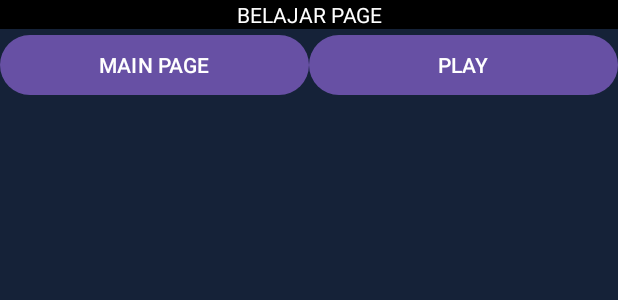
After one commit to FarrynVermilion/UTS, an Android app: the layout belajar.xml on its own in the app's theme, with its tools: preview values and no code run, on a phone screen of 412 x 824 dp. The commit adds this screen. Shown: the top 300 px of the screen. Run offline under Robolectric (Android 15) with nearby library versions, the phone set to English and light mode, and no system bars.

Commit message:
add mode belajar

```diff
--- a/app/src/main/java/com/example/uts/MainActivity.java
+++ b/app/src/main/java/com/example/uts/MainActivity.java
@@ -215,4 +215,9 @@ public class MainActivity extends AppCompatActivity {
         ll1.removeAllViews();
         ll1bool=true;
     }
+    public void belajar(View view){
+        Intent intent = new Intent(this,belajar.class);
+        intent.putExtra("mode",mode);
+        startActivity(intent);
+    }
 }
--- /dev/null
+++ b/app/src/main/res/layout/belajar.xml
@@ -0,0 +1,57 @@
+<?xml version="1.0" encoding="utf-8"?>
+<ScrollView xmlns:android="http://schemas.android.com/apk/res/android"
+    android:layout_width="match_parent"
+    android:layout_height="match_parent"
+    android:background="@color/darkBlueMatte"
+    >
+    <LinearLayout
+        android:layout_width="match_parent"
+        android:layout_height="wrap_content"
+        android:orientation="vertical"
+        >
+        <TextView
+            android:layout_width="match_parent"
+            android:layout_height="wrap_content"
+            android:text="@string/b"
+            android:textColor="@color/white"
+            android:background="@color/black"
+            android:gravity="center"
+            >
+        </TextView>
+        <TableLayout
+            android:layout_width="match_parent"
+            android:layout_height="wrap_content"
+            android:stretchColumns="*">
+            <TableRow
+                android:layout_width="match_parent"
+                android:layout_height="wrap_content"
+                >
+                <Button
+                    android:id="@+id/next"
+                    android:layout_height="match_parent"
+                    android:layout_width="0sp"
+                    android:text="@string/b1"
+                    android:onClick="goToMainpage"
+                    >
+                </Button>
+                <Button
+                    android:id="@+id/playAgain"
+                    android:layout_height="match_parent"
+                    android:layout_width="0sp"
+                    android:text="@string/b0"
+                    android:onClick="playAgain"
+                    >
+                </Button>
+            </TableRow>
+        </TableLayout>
+        <TableLayout
+            android:layout_width="match_parent"
+            android:layout_height="wrap_content"
+            android:id="@+id/belajarTL"
+            android:layout_marginHorizontal="10sp"
+            android:layout_marginVertical="20sp"
+            android:stretchColumns="*"
+            >
+        </TableLayout>
+    </LinearLayout>
+</ScrollView>
--- a/app/src/main/res/values/strings.xml
+++ b/app/src/main/res/values/strings.xml
@@ -8,6 +8,12 @@
     <string name="m3">SHOW HIGH SCORE</string>
     <string name="m4">SHOW LAST ATTEMPT</string>
     <string name="m5">ubah</string>
+    <string name="m6">belajar</string>
+
+    <string name="b">BELAJAR PAGE</string>
+    <string name="b0">PLAY</string>
+    <string name="b1">MAIN PAGE</string>
+
 
     <string name="p">PLAY</string>
     <string name="p0">Jawaban</string>
```
Also changed, not shown: app/src/main/AndroidManifest.xml (+7 -0 lines), app/src/main/java/com/example/uts/belajar.java (added, +77 -0 lines), app/src/main/res/layout/activity_main.xml (+7 -1 lines).
